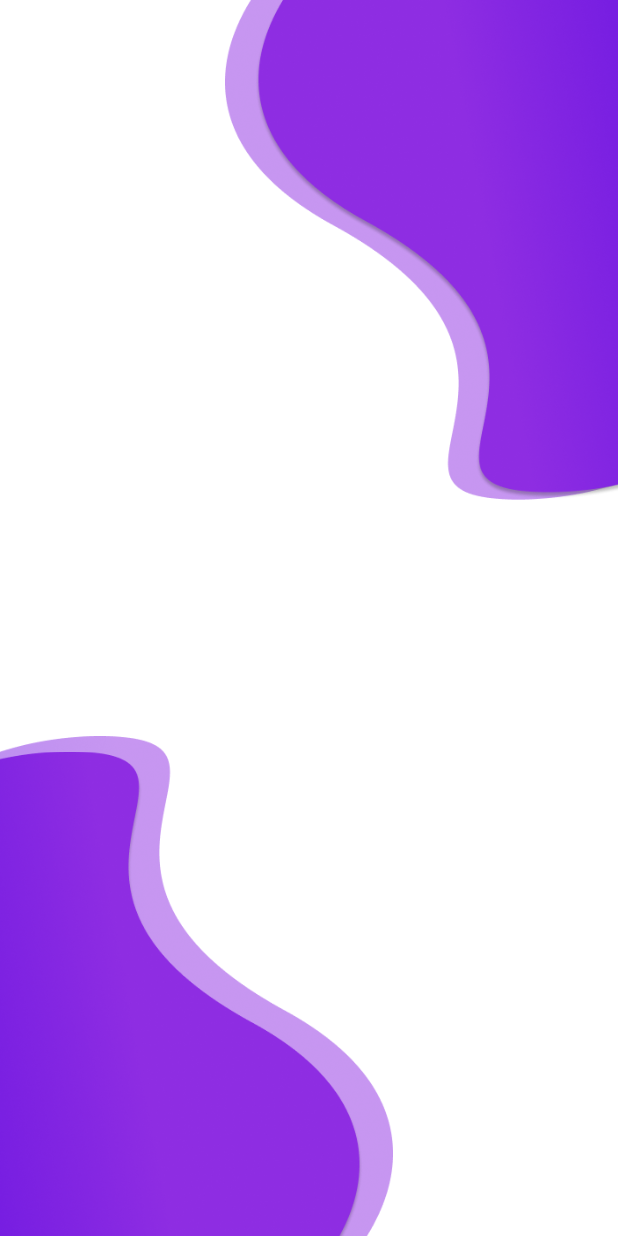
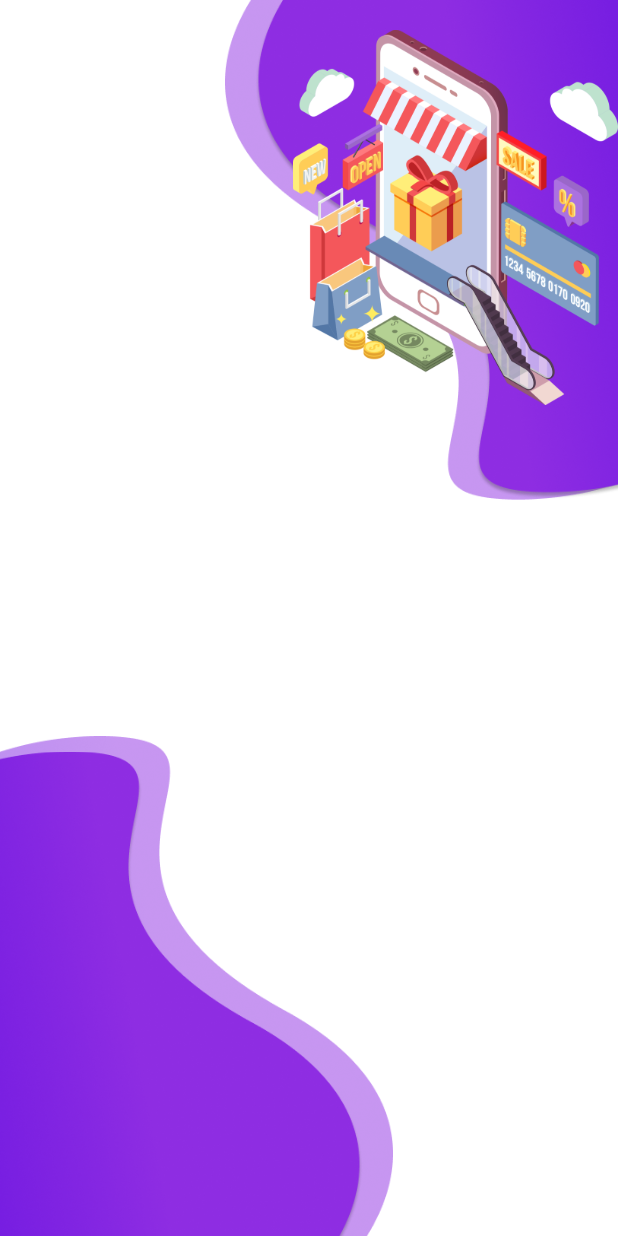
Before and after one commit to Ahd-3hd/purpleapp, a Flutter app: the screen it shows after launch, on a phone screen of 412 x 824 dp. Run offline on Flutter 3.47's test engine with Material 2 defaults, Android fonts, the phone set to English and light mode, and no system bars; our stand-ins replace flutter_svg.

Commit message:
add foreground png image on top right of welcome screen

```diff
--- a/lib/screens/welcome.dart
+++ b/lib/screens/welcome.dart
@@ -28,6 +28,17 @@ class _WelcomeState extends State<Welcome> {
             ),
           ),
           Align(
+            alignment: Alignment.topRight,
+            child: Transform.translate(
+              offset: Offset(0.0, 20.0),
+              child: Image.asset(
+                'assets/toprightvector.png',
+                fit: BoxFit.fitHeight,
+                height: 250,
+              ),
+            ),
+          ),
+          Align(
             alignment: Alignment.bottomLeft,
             child: Transform.translate(
               offset: Offset(-150.0, 100.0),
```
Also changed, not shown: assets/toprightvector.png (added).
